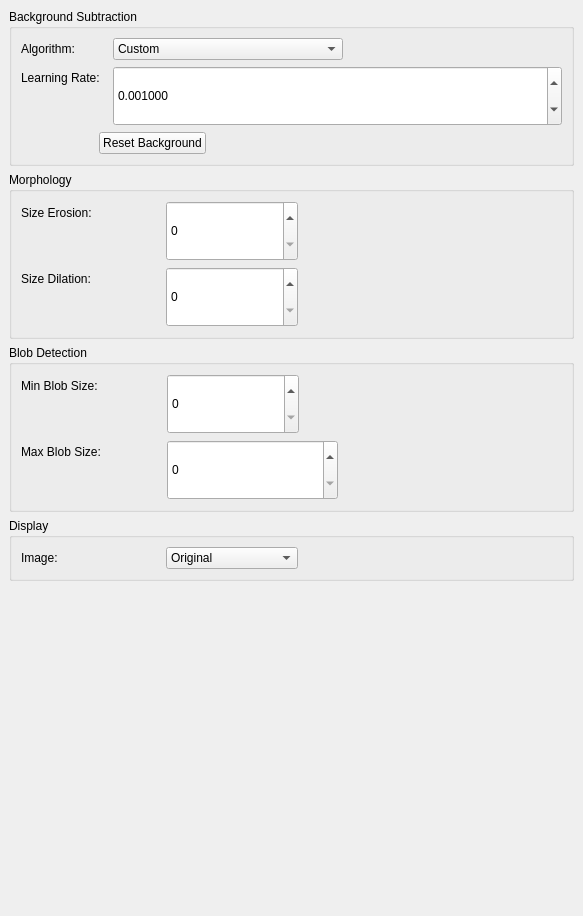
The window that Src/View/TrackerParameterView.ui (BioroboticsLab/biotracker_backgroundsubtraction_tracker) describes before a commit, drawn with Qt 5.
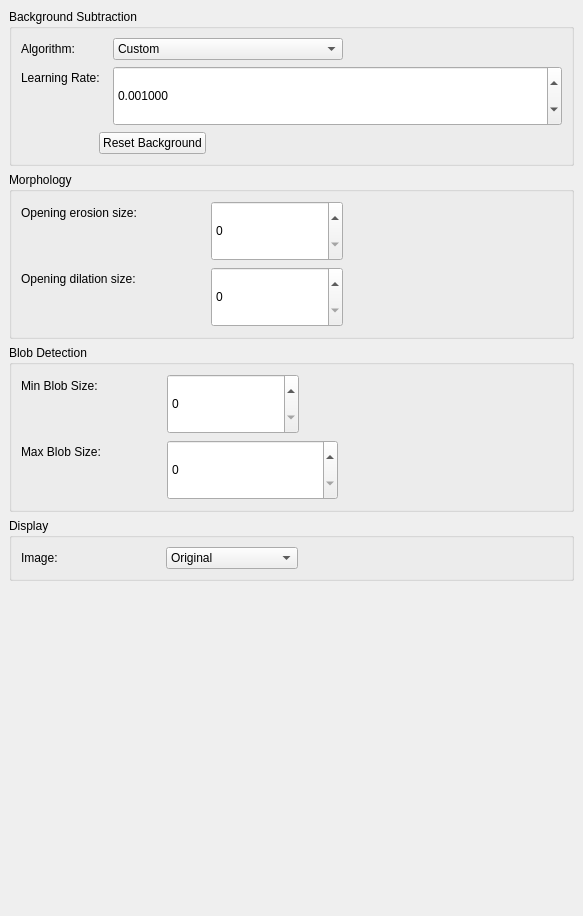
The same window after the commit.

Commit message: Clarify erosion/dilation parameters

```diff
--- a/Src/View/TrackerParameterView.ui
+++ b/Src/View/TrackerParameterView.ui
@@ -231,7 +231,7 @@
               <item row="0" column="0">
                <widget class="QLabel" name="label_3">
                 <property name="text">
-                 <string>Size Erosion:</string>
+                 <string>Opening erosion size:</string>
                 </property>
                </widget>
               </item>
@@ -251,7 +251,7 @@
               <item row="1" column="0">
                <widget class="QLabel" name="label_4">
                 <property name="text">
-                 <string>Size Dilation:</string>
+                 <string>Opening dilation size:</string>
                 </property>
                </widget>
               </item>
```
Left out of the diff: 8 changed lines with no effect on the pictures. The commit also changes 6 other files.
